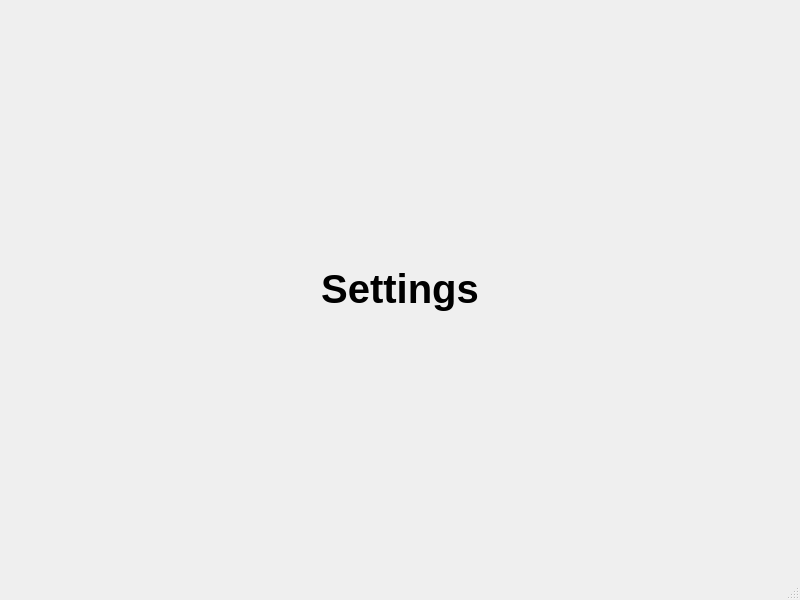
Before: the Qt Designer form ui_files/settings/settings.ui in Sarim-K/password-manager, drawn with Qt 5.
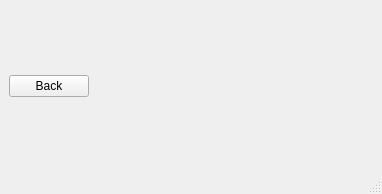
After: the same form once the commit is applied.

```diff
--- a/ui_files/settings/settings.ui
+++ b/ui_files/settings/settings.ui
@@ -6,35 +6,30 @@
    <rect>
     <x>0</x>
     <y>0</y>
-    <width>800</width>
-    <height>600</height>
+    <width>382</width>
+    <height>194</height>
    </rect>
   </property>
   <property name="windowTitle">
    <string>MainWindow</string>
   </property>
   <widget class="QWidget" name="centralwidget">
-   <layout class="QVBoxLayout" name="verticalLayout">
-    <item>
-     <layout class="QGridLayout" name="gridLayout">
+   <layout class="QGridLayout" name="gridLayout_2">
       <item row="0" column="0">
-       <widget class="QLabel" name="settingsLabel">
-        <property name="font">
-         <font>
-          <pointsize>30</pointsize>
-          <weight>75</weight>
-          <bold>true</bold>
-         </font>
+     <widget class="QPushButton" name="goBackButton">
+      <property name="sizePolicy">
+       <sizepolicy hsizetype="Maximum" vsizetype="Maximum">
+        <horstretch>0</horstretch>
+        <verstretch>0</verstretch>
+       </sizepolicy>
         </property>
         <property name="text">
-         <string>Settings</string>
-        </property>
-        <property name="alignment">
-         <set>Qt::AlignCenter</set>
+       <string>Back</string>
         </property>
        </widget>
       </item>
-     </layout>
+    <item row="2" column="0" colspan="2">
+     <layout class="QGridLayout" name="gridLayout"/>
     </item>
    </layout>
   </widget>
```
Left out of the diff: 4 changed lines with no effect on the pictures. Lines whose indentation alone changed are shown as unchanged.
